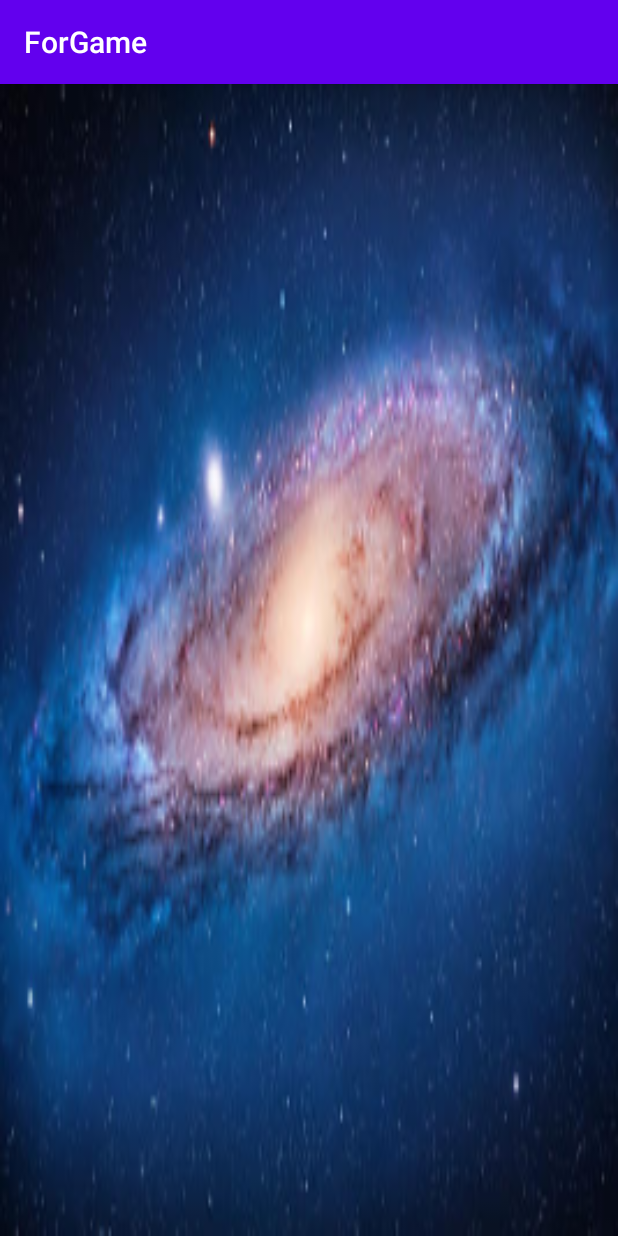
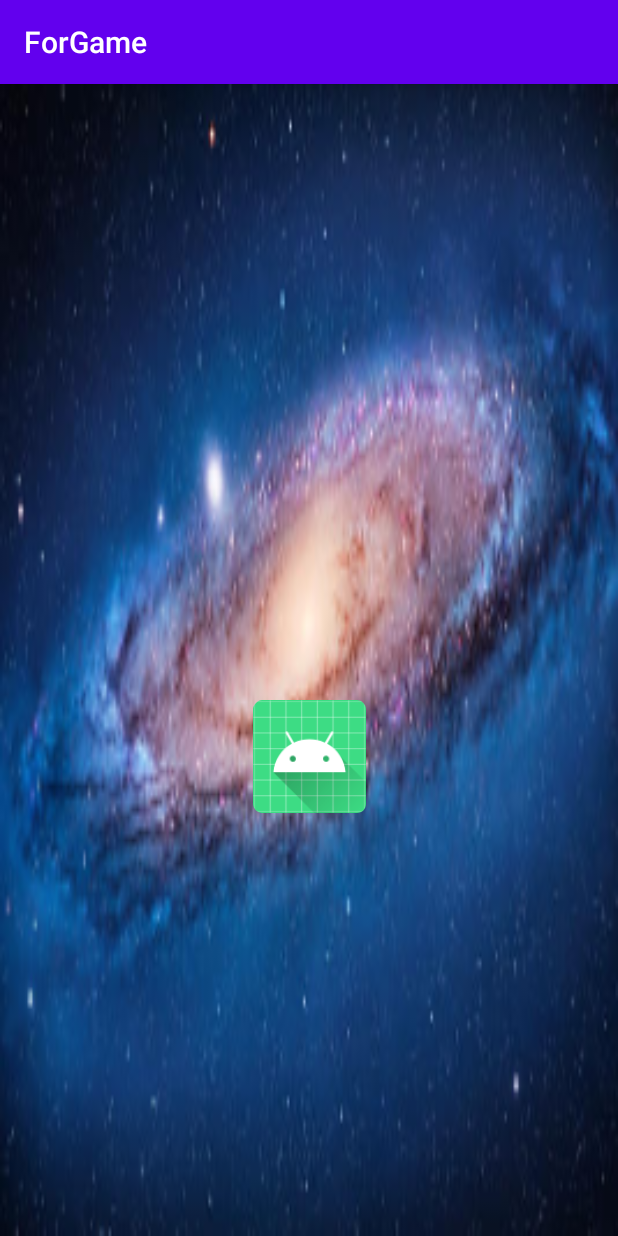
Before and after one commit to slamdunk77/ForGame, an Android app: the GameActivity screen opened directly, with no data from a screen before it, on a phone screen of 412 x 824 dp. Run offline under Robolectric (Android 15) with nearby library versions, the phone set to English and light mode, and no system bars.

Commit message:
初始化生成、移动

```diff
--- a/app/src/main/java/com/sankin/forgame/GameActivity.java
+++ b/app/src/main/java/com/sankin/forgame/GameActivity.java
@@ -1,14 +1,130 @@
 package com.sankin.forgame;
 
 import androidx.appcompat.app.AppCompatActivity;
+import androidx.constraintlayout.widget.ConstraintLayout;
 
+import android.hardware.Sensor;
+import android.hardware.SensorEvent;
+import android.hardware.SensorEventListener;
+import android.hardware.SensorManager;
 import android.os.Bundle;
+import android.provider.ContactsContract;
+import android.view.View;
+import android.widget.ImageView;
 
-public class GameActivity extends AppCompatActivity {
+import com.sankin.forgame.ContentThread.MoveThread;
 
+import java.util.ArrayList;
+import java.util.LinkedList;
+import java.util.List;
+
+public class GameActivity extends AppCompatActivity implements SensorEventListener {
+    private float[] angel = new float[3];
+    private SensorManager sensorManager = null;
+    private Sensor gyroSensor = null;
+    private List<MoveThread> list = new ArrayList<>(); //敌人序列
+    private final static int MAX_ATTACKER = 10;
+
+
+    @SuppressWarnings("deprecation")
     @Override
     protected void onCreate(Bundle savedInstanceState) {
         super.onCreate(savedInstanceState);
         setContentView(R.layout.activity_game);
+        //添加敌人
+        /*
+        image = new ImageView(GameActivity.this);
+        image.setId(View.generateViewId());
+        image.setImageResource(R.drawable.ic_attacker);
+        ConstraintLayout.LayoutParams layoutParams = new ConstraintLayout.LayoutParams(R.dimen.enemy, R.dimen.enemy);
+        layoutParams.width = getResources().getDimensionPixelOffset(R.dimen.enemy);
+        layoutParams.height = getResources().getDimensionPixelOffset(R.dimen.enemy);
+        layoutParams.setMargins(400, 100, 0, 0);
+        addContentView(image, layoutParams);
+        */
+
+        //获取传感器信息
+        sensorManager = (SensorManager) getSystemService(SENSOR_SERVICE);
+        gyroSensor = sensorManager.getDefaultSensor(Sensor.TYPE_GYROSCOPE);
+
+    }
+
+    @Override
+    protected void onPause() {
+        super.onPause();
+        //解除传感器监听
+        sensorManager.unregisterListener(this);
+    }
+
+    @Override
+    protected void onResume() {
+        super.onResume();
+        //为传感器注册监听器
+        sensorManager.registerListener(this, gyroSensor,
+                SensorManager.SENSOR_DELAY_NORMAL);
+
+        //产生敌人
+        new Thread(){
+            @Override
+            public void run(){
+                while(true){
+                    try{
+                        Thread.sleep(20000);
+                        generateAttacker();
+                    }catch (InterruptedException e){
+                        e.printStackTrace();
+                    }
+                }
+            }
+        }.start();
+    }
+
+    //传感器变化
+    @Override
+    public void onSensorChanged(SensorEvent event) {
+        if (event.sensor.getType() == Sensor.TYPE_GYROSCOPE) {
+            angel[0] = event.values[0]; //x
+            angel[1] = event.values[1]; //y
+            angel[2] = event.values[2]; //z
+            synchronized (list) {
+                checkDirection();
+            }
+        }
+    }
+
+    public void checkDirection() {
+        for (MoveThread move : list) {
+            ImageView image = move.getImageView();
+            /*
+                检查角度，夹角小于10°认为瞄准，杀死该敌人
+                move.setFlag(false);
+                list.remove(move);
+             */
+        }
+    }
+
+    @Override
+    public void onAccuracyChanged(Sensor sensor, int accuracy) {
+
+    }
+
+    //产生敌人、此时双方攻击均无效
+    public void generateAttacker() {
+        synchronized (list) {
+            while (list.size() + 1 > MAX_ATTACKER) {
+                try {
+                    list.wait();
+                } catch (InterruptedException e) {
+                    e.printStackTrace();
+                }
+            }
+            //随机生成敌人位置
+            ImageView attacker = new ImageView(this);
+
+            MoveThread move = new MoveThread(attacker);
+            move.start();
+            list.add(move);
+            list.notifyAll();
+        }
     }
 }
--- a/app/src/main/res/layout/activity_game.xml
+++ b/app/src/main/res/layout/activity_game.xml
@@ -4,12 +4,22 @@
     xmlns:tools="http://schemas.android.com/tools"
     android:layout_width="match_parent"
     android:layout_height="match_parent"
-    tools:context=".GameActivity">
-    <View
-        android:layout_width="match_parent"
-        android:layout_height="match_parent"
-        android:background="@drawable/ic_game_back">
+    tools:context=".GameActivity"
+    android:background="@drawable/ic_game_back"
+    android:padding="10dp"
+    android:id="@+id/game_main">
 
-    </View>
+
+    <ImageView
+        android:id="@+id/user_photo"
+        android:layout_width="75dp"
+        android:layout_height="75dp"
+        android:layout_marginBottom="272dp"
+        android:contentDescription="@string/user"
+        android:src="@mipmap/ic_launcher"
+        app:layout_constraintBottom_toBottomOf="parent"
+        app:layout_constraintLeft_toLeftOf="parent"
+        app:layout_constraintRight_toRightOf="parent"
+        tools:ignore="MissingConstraints"></ImageView>
 
 </androidx.constraintlayout.widget.ConstraintLayout>
--- /dev/null
+++ b/app/src/main/res/values/dimen.xml
@@ -0,0 +1,4 @@
+<?xml version="1.0" encoding="utf-8"?>
+<resources>
+    <dimen name="enemy">75dp</dimen>
+</resources>
--- a/app/src/main/res/values/strings.xml
+++ b/app/src/main/res/values/strings.xml
@@ -1,3 +1,5 @@
 <resources>
     <string name="app_name">ForGame</string>
+    <string name="user">这是游戏人物</string>
+    <string name="attacker">这是敌机</string>
 </resources>
```
Also changed, not shown: app/src/main/java/com/sankin/forgame/ContentThread/MoveThread.java (added, +38 -0 lines), app/src/main/res/drawable-xxhdpi/ic_attacker.jpg (added).
